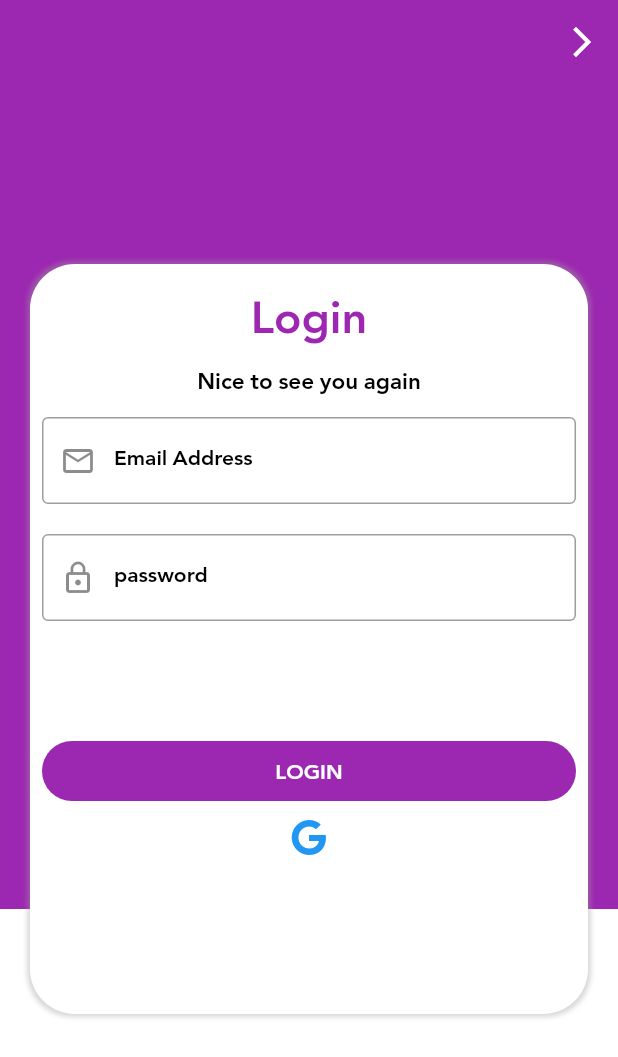
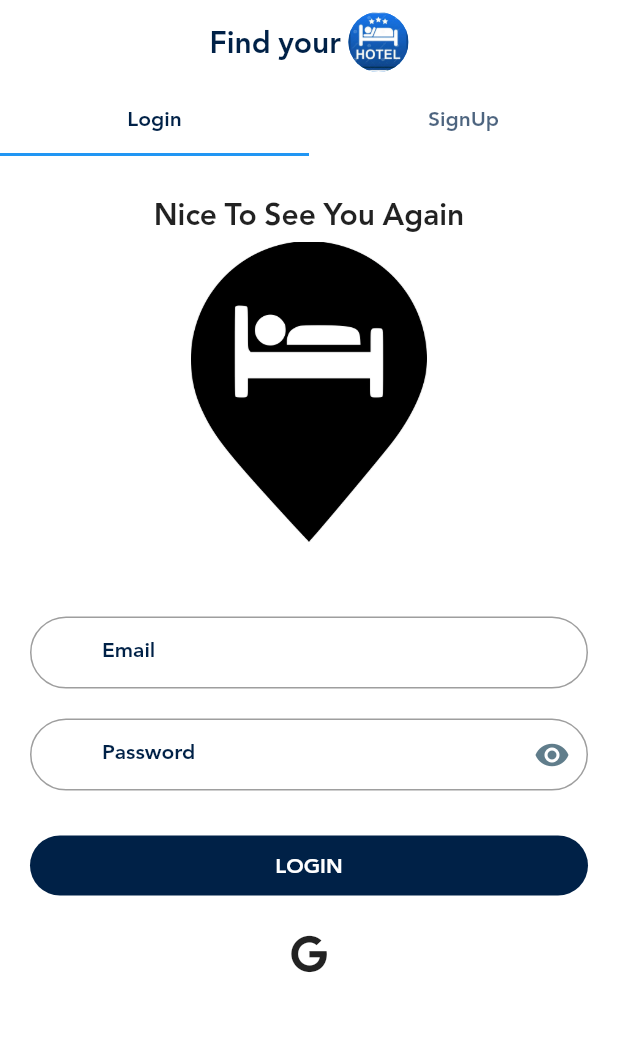
Before and after one commit to mahmoudradwan11/Hotel, a Flutter app: the screen it shows after launch, on a phone screen of 412 x 824 dp. Shown: the top 1057 px of the screen. Run offline on Flutter 3.47's test engine with Material 2 defaults, Android fonts, the phone set to English and light mode, and no system bars; our stand-ins replace bloc, cloud_firestore, firebase_auth, firebase_core, flutter_bloc, fluttertoast and 4 more; accounts and stored records are empty.

Commit message:
Update Login Screen

```diff
--- /dev/null
+++ b/lib/layout/login_regiseter_Layout/login_register_layout.dart
@@ -0,0 +1,42 @@
+import 'package:flutter/material.dart';
+import 'package:flutter_bloc/flutter_bloc.dart';
+import 'package:hotel/shared/cubit/cubit.dart';
+import 'package:hotel/shared/cubit/states.dart';
+
+class LoginRegisterLayout extends StatelessWidget {
+  const LoginRegisterLayout({Key? key}) : super(key: key);
+
+  @override
+  Widget build(BuildContext context) {
+    return BlocConsumer<HotelCubit, HotelStates>(
+        listener: (context, state) {},
+        builder: (context, state) {
+          var cubit = HotelCubit.get(context);
+          return DefaultTabController(
+              length: cubit.tabs.length,
+              child: Scaffold(
+                appBar: AppBar(
+                  title:Row(
+                    mainAxisAlignment: MainAxisAlignment.center,
+                  children:const [
+                    Text('Find your ',style: TextStyle(fontFamily:'Jannah',fontSize: 20,color: Color(0xff002147)),),
+                    CircleAvatar(
+                      backgroundImage: AssetImage('images/App_Icon.png'),
+                    ),
+                  ],
+                ),
+                  centerTitle: true,
+                  bottom: TabBar(
+                    labelColor: Color(0xff002147),
+                    tabs: cubit.tabs,
+                  ),
+                ),
+                body: TabBarView(
+                  children: cubit.authScreens,
+                ),
+              ),
+          );
+    }
+    );
+  }
+}
--- a/lib/main.dart
+++ b/lib/main.dart
@@ -1,9 +1,8 @@
-import 'package:bloc/bloc.dart';
 import 'package:firebase_core/firebase_core.dart';
 import 'package:flutter/material.dart';
 import 'package:flutter/services.dart';
 import 'package:flutter_bloc/flutter_bloc.dart';
-import 'package:hotel/modules/Login/Login_Screen.dart';
+import 'package:hotel/layout/login_regiseter_Layout/login_register_layout.dart';
 import 'package:hotel/modules/profile/profile.dart';
 import 'package:hotel/modules/splash_screen/splash_screen.dart';
 import 'package:hotel/shared/components/components.dart';
@@ -29,7 +28,7 @@ void main() async {
   if (userId != null) {
     widget = const ProfileScreen();
   } else {
-    widget = LoginScreen();
+    widget = const LoginRegisterLayout();
   }
   runApp(MyApp(
     startWidget: widget,
--- a/lib/modules/Login/Login_Screen.dart
+++ b/lib/modules/Login/Login_Screen.dart
@@ -3,11 +3,9 @@ import 'package:flutter_bloc/flutter_bloc.dart';
 import 'package:font_awesome_flutter/font_awesome_flutter.dart';
 import 'package:hotel/modules/Login/cubit/cubit.dart';
 import 'package:hotel/modules/Login/cubit/states.dart';
-import 'package:hotel/modules/Register/Register_Screen.dart';
 import 'package:hotel/modules/profile/profile.dart';
 import 'package:hotel/shared/components/components.dart';
 import 'package:hotel/shared/network/local.dart';
-import 'package:hotel/shared/stayles/colors.dart';
 
 class LoginScreen extends StatelessWidget {
   LoginScreen({Key? key}) : super(key: key);
@@ -30,138 +28,77 @@ class LoginScreen extends StatelessWidget {
           builder: (context, state) {
             var cubit = LoginCubit.get(context);
             return Scaffold(
-                appBar: AppBar(backgroundColor: Colors.purple, actions: [
-                  IconButton(
-                      onPressed: () {
-                        navigateTo(context, RegisterScreen());
-                      },
-                      icon: const Icon(
-                        Icons.arrow_forward_ios,
-                        color: Colors.white,
-                      ))
-                ]),
-                body: Stack(
-                  children: [
-                    Expanded(
-                      child: Container(
-                        color: Colors.white,
-                      ),
-                    ),
-                    Expanded(
-                      child: Container(
-                        height: 550,
-                        color: defaultColor,
-                      ),
-                    ),
-                    Positioned(
-                      top: 120,
-                      left: 20,
-                      right: 20,
-                      child: AnimatedContainer(
-                        duration: const Duration(seconds: 3),
-                        decoration: BoxDecoration(
-                          boxShadow: [
-                            BoxShadow(
-                              color: Colors.grey.withOpacity(0.4),
-                              spreadRadius: 2,
-                              blurRadius: 2,
-                            )
-                          ],
-                          color: Colors.white,
-                          borderRadius: BorderRadius.circular(30),
-                        ),
-                        height: 500,
-                        width: 400,
+                body: Padding(
+                  padding: const EdgeInsets.all(20.0),
                   child: SingleChildScrollView(
                     child: Form(
                       key: formKey,
-                            child: Padding(
-                              padding: const EdgeInsets.only(
-                                  top: 8.0, left: 8.0, right: 8.0),
                       child: Column(
                         children: [
-                                  const Text(
-                                    'Login',
-                                    style: TextStyle(
-                                        fontSize: 30,
-                                        color: defaultColor,
-                                        fontFamily: 'Jannah'),
-                                  ),
-                                  const Text(
-                                    'Nice to see you again',
-                                    style: TextStyle(
-                                        fontSize: 15,
-                                        color: Colors.black,
-                                        fontFamily: 'Jannah'),
-                                  ),
-                                  const SizedBox(
-                                    height: 10,
+                          const Text('Nice To See You Again',style: TextStyle(fontFamily: 'Jannah',fontSize: 20),),
+                          const Image(image: AssetImage('images/login_icon.png',),height: 200,),
+                         const  SizedBox(
+                            height: 50,
                           ),
                           defaultFieldForm(
-                                    labelStyle:
-                                    Theme.of(context).textTheme.subtitle1,
-                                    show: false,
-                                    controller: emailController,
-                                    keyboard: TextInputType.emailAddress,
-                                    valid: (value) {
+                              labelStyle: const TextStyle(
+                                color: Color(0xff002147)
+                              ),
+                              label:'Email',
+                              controller:emailController,
+                              keyboard:TextInputType.emailAddress,
+                              valid:(value) {
                                 if (value.isEmpty) {
-                                        return 'Email Must not be Empty';
+                                  return 'Please Enter Your Email';
                                 }
                                 return null;
                               },
-                                    label: 'Email Address',
-                                    prefix: Icons.email_outlined,
+                            show: false,
                           ),
                           const SizedBox(
                             height: 20,
                           ),
                           defaultFieldForm(
-                                    labelStyle:
-                                    Theme.of(context).textTheme.subtitle1,
-                                    show: cubit.passwordShow,
-                                    suffix: cubit.suffixIcon,
-                                    suffixPress: () {
-                                      cubit.changePasswordIcon();
-                                    },
-                                    controller: passwordController,
-                                    keyboard: TextInputType.visiblePassword,
-                                    valid: (value) {
+                            labelStyle: const TextStyle(
+                                color: Color(0xff002147)
+                            ),
+                            label:'Password',
+                            controller:passwordController,
+                            keyboard:TextInputType.visiblePassword,
+                            valid:(value) {
                               if (value.isEmpty) {
-                                        return 'Password is to short';
+                                return 'Please Enter Your password';
                               }
                               return null;
                             },
-                                    label: 'password',
-                                    prefix: Icons.lock_outline,
+                            show: cubit.passwordShow,
+                            suffix: cubit.suffixIcon,
+                            suffixPress: (){
+                              cubit.changePasswordIcon();
+                            }
                           ),
-                                  //const Spacer(),
-                                  if (state is LoadingLogin)
-                                    const LinearProgressIndicator(),
                           const SizedBox(
-                                    height: 80,
+                            height: 30,
                           ),
-                                  defButton(
-                                      function: () {
+                          defButton(function:(){
                             if (formKey.currentState!.validate()) {
                               cubit.userLogin(
                                   email: emailController.text,
-                                              password:
-                                              passwordController.text);
+                                  password: passwordController.text);
                             }
-                                      },
-                                      text: 'Login'),
+                          }, text:'Login'),
+                         const  SizedBox(
+                            height: 15,
+                          ),
                           IconButton(onPressed:(){
                             cubit.loginWithGoogle();
-                                  },icon:const FaIcon(FontAwesomeIcons.google,color: Colors.blue,),),
+                          }, icon:FaIcon(FontAwesomeIcons.google,size: 25,))
                         ],
                       ),
                     ),
                   ),
-                        ),
-                      ),
-                    ),
-                  ],
-                ));
+                )
+            );
           },
         ));
   }
--- a/lib/modules/Register/Register_Screen.dart
+++ b/lib/modules/Register/Register_Screen.dart
@@ -28,29 +28,32 @@ class RegisterScreen extends StatelessWidget {
         builder:(context,state){
           RegisterCubit cubit = RegisterCubit.get(context);
           return Scaffold(
-            appBar: AppBar(),
-            body: Center(
-              child: SingleChildScrollView(
+            body: SingleChildScrollView(
               child: Padding(
-                  padding: const EdgeInsets.all(20.0),
+                padding: const EdgeInsets.all(20),
                 child: Form(
                   key: formKey,
                   child: Column(
-                      crossAxisAlignment: CrossAxisAlignment.start,
+                    crossAxisAlignment: CrossAxisAlignment.center,
+                    children: [
+                      Row(
                         children: [
                           Text(
-                            'REGISTER',
+                              'REGISTER -->',
                               style:
                               Theme.of(context).textTheme.bodyText1
                           ),
                           const SizedBox(
-                          height: 10,
+                            width: 10,
                           ),
-                        Text('Register now to Chats with friends',
+                          Text('Find Your Hotel',
                               style:
                               Theme.of(context).textTheme.bodyText1!.copyWith(
                                 color: Colors.grey,
                               )),
+                        ],
+                      ),
+
                       const SizedBox(
                         height: 30,
                       ),
@@ -69,7 +72,7 @@ class RegisterScreen extends StatelessWidget {
                         prefix: Icons.person,
                       ),
                       const SizedBox(
-                          height: 15.0,
+                        height: 20.0,
                       ),
                       defaultFieldForm(
                         labelStyle: Theme.of(context).textTheme.subtitle1,
@@ -86,7 +89,7 @@ class RegisterScreen extends StatelessWidget {
                         prefix: Icons.email,
                       ),
                       const SizedBox(
-                          height: 15.0,
+                        height: 20.0,
                       ),
                       defaultFieldForm(
                         labelStyle: Theme.of(context).textTheme.subtitle1,
@@ -107,7 +110,7 @@ class RegisterScreen extends StatelessWidget {
                         prefix: Icons.lock_outline,
                       ),
                       const SizedBox(
-                          height: 15,
+                        height: 20,
                       ),
                       defaultFieldForm(
                         labelStyle: Theme.of(context).textTheme.subtitle1,
@@ -124,7 +127,7 @@ class RegisterScreen extends StatelessWidget {
                         prefix: Icons.phone,
                       ),
                       const SizedBox(
-                          height: 15,
+                        height: 20,
                       ),
                       defaultFieldForm(
                         labelStyle: Theme.of(context).textTheme.subtitle1,
@@ -141,7 +144,7 @@ class RegisterScreen extends StatelessWidget {
                         prefix: Icons.location_city,
                       ),
                       const SizedBox(
-                          height: 15.0,
+                        height: 20.0,
                       ),
                       if(state is RegisterLoad)
                         const LinearProgressIndicator(),
@@ -162,9 +165,8 @@ class RegisterScreen extends StatelessWidget {
                       ),
                       IconButton(onPressed:(){
                         cubit.signInWithGoogle();
-                        },icon:const FaIcon(FontAwesomeIcons.google,color: Colors.blue,),),
+                      },icon:const FaIcon(FontAwesomeIcons.google),),
                     ],
-                    ),
                   ),
                 ),
               ),
--- a/lib/shared/components/components.dart
+++ b/lib/shared/components/components.dart
@@ -31,9 +31,10 @@ Widget defaultFieldForm({
       decoration: InputDecoration(
         labelText: label,
         labelStyle: labelStyle,
+        contentPadding: const EdgeInsets.symmetric(horizontal:5,vertical:5),
         border: OutlineInputBorder(
-          borderSide: BorderSide(color: defaultColor),
-          // borderRadius: BorderRadius.circular(30),
+          borderSide: const BorderSide(color: defaultColor,),
+          borderRadius: BorderRadius.circular(30),
         ),
         prefixIcon: Icon(
           prefix,
@@ -42,7 +43,7 @@ Widget defaultFieldForm({
             ? IconButton(
           icon: Icon(suffix),
           onPressed: suffixPress,
-          color: Colors.white,
+          color: Colors.blueGrey,
         )
             : null,
       ),
--- a/lib/shared/cubit/cubit.dart
+++ b/lib/shared/cubit/cubit.dart
@@ -1,6 +1,9 @@
 import 'package:cloud_firestore/cloud_firestore.dart';
+import 'package:flutter/material.dart';
 import 'package:flutter_bloc/flutter_bloc.dart';
 import 'package:hotel/models/User/user_model.dart';
+import 'package:hotel/modules/Login/Login_Screen.dart';
+import 'package:hotel/modules/Register/Register_Screen.dart';
 import 'package:hotel/shared/components/components.dart';
 import 'package:hotel/shared/cubit/states.dart';
 
@@ -11,6 +14,18 @@ class HotelCubit extends Cubit<HotelStates>
   UserData? userModel;
   String? userName ;
   String? userImage;
+  List<Widget>authScreens = [
+    LoginScreen(),
+    RegisterScreen(),
+  ];
+  List<Tab> tabs = const [
+    Tab(
+      text: 'Login',
+    ),
+    Tab(
+      text: 'SignUp',
+    ),
+  ];
   void getUserData() {
     FirebaseFirestore.instance.collection('Users').doc(userId).get().then((value) {
       print(value.data());
--- a/lib/shared/stayles/colors.dart
+++ b/lib/shared/stayles/colors.dart
@@ -1,2 +1,2 @@
 import 'package:flutter/material.dart';
-const defaultColor = Colors.purple;
+   const Color defaultColor = Color(0xff002147);
--- a/lib/shared/stayles/themes.dart
+++ b/lib/shared/stayles/themes.dart
@@ -3,7 +3,7 @@ import 'package:flutter/services.dart';
 import 'package:hexcolor/hexcolor.dart';
 import 'colors.dart';
 ThemeData lightTheme = ThemeData(
-  primarySwatch: defaultColor,
+  primaryColor: defaultColor,
   appBarTheme: const AppBarTheme(
     titleSpacing: 20.0,
     backgroundColor: Colors.white,
@@ -17,10 +17,10 @@ ThemeData lightTheme = ThemeData(
       color: Colors.black,
     ),
   ),
-  floatingActionButtonTheme: FloatingActionButtonThemeData(
+  floatingActionButtonTheme: const FloatingActionButtonThemeData(
     backgroundColor: defaultColor,
   ),
-  bottomNavigationBarTheme: BottomNavigationBarThemeData(
+  bottomNavigationBarTheme: const BottomNavigationBarThemeData(
     type: BottomNavigationBarType.fixed,
     selectedItemColor: defaultColor,
     elevation: 20.0,
@@ -61,7 +61,7 @@ ThemeData darkTheme = ThemeData(
       color: Colors.white,
     ),
   ),
-  floatingActionButtonTheme: FloatingActionButtonThemeData(
+  floatingActionButtonTheme: const FloatingActionButtonThemeData(
     backgroundColor: defaultColor,
   ),
   bottomNavigationBarTheme: BottomNavigationBarThemeData(
--- a/pubspec.yaml
+++ b/pubspec.yaml
@@ -54,6 +54,7 @@ dependencies:
   image_picker: ^0.8.6
   google_sign_in: ^5.4.2
   font_awesome_flutter: ^10.3.0
+  flutter_svg: ^1.1.6
   # The following adds the Cupertino Icons font to your application.
   # Use with the CupertinoIcons class for iOS style icons.
   cupertino_icons: ^1.0.2
```
Also changed, not shown: images/login_icon.png (added), pubspec.lock. Lines whose indentation alone changed are shown as unchanged.
